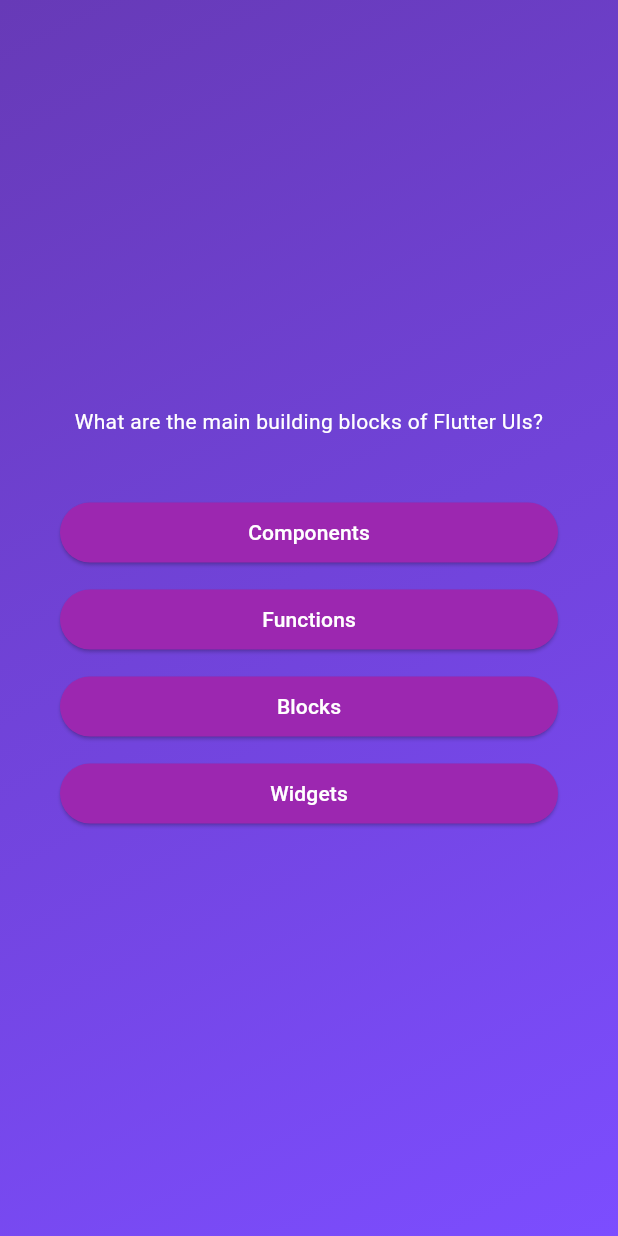
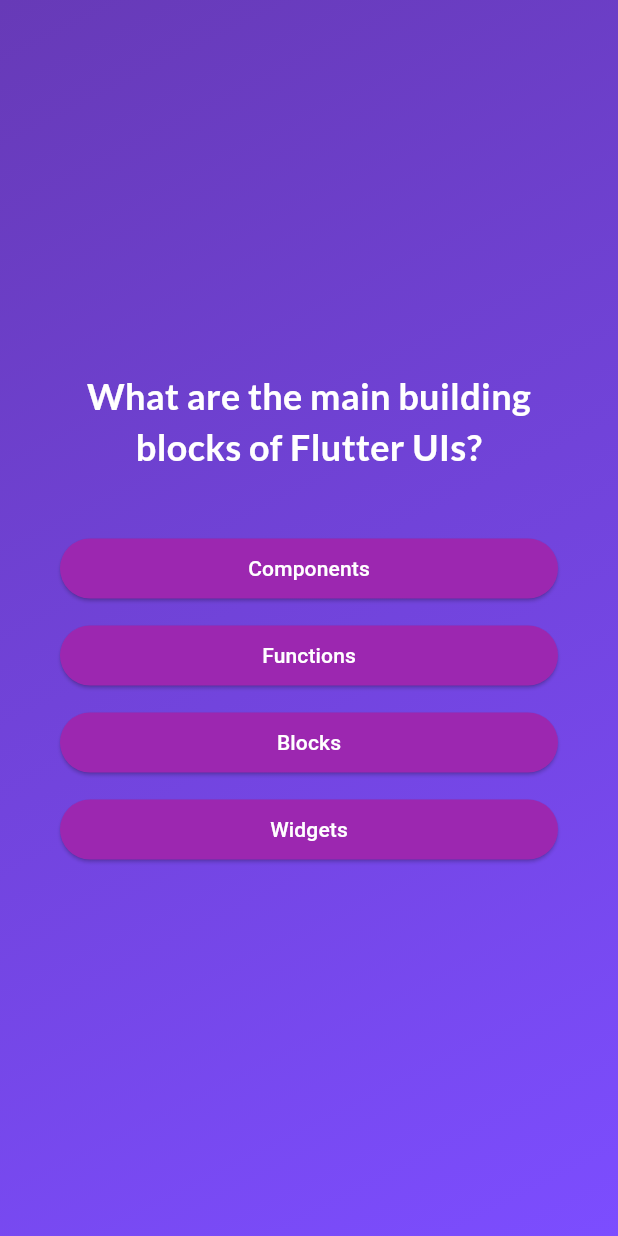
Before and after one commit to draco961/flutter_projects, a Flutter app: the screen it shows after launch, after a tap on "Start quiz", on a phone screen of 412 x 824 dp. Run offline on Flutter 3.47's test engine with Material 3 defaults, Android fonts, the phone set to English and light mode, and no system bars; our stand-ins replace google_fonts.

Commit message:
77. Using Third-Party Packages & Adding Google Fonts

```diff
--- a/adv_basics/lib/answer_button.dart
+++ b/adv_basics/lib/answer_button.dart
@@ -20,7 +20,7 @@
         foregroundColor: Colors.white,
         shape: RoundedRectangleBorder(borderRadius: BorderRadiusGeometry.circular(40))
       ),
-      child: Text(answerText),
+      child: Text(answerText, ),
     );
   }
 }
--- a/adv_basics/lib/question_screen.dart
+++ b/adv_basics/lib/question_screen.dart
@@ -1,6 +1,8 @@
 import 'package:adv_basics/answer_button.dart';
 import 'package:adv_basics/data/questions.dart';
 import 'package:flutter/material.dart';
+import 'package:google_fonts/google_fonts.dart';
+
 
 class QuestionsScreen extends StatefulWidget {
   const QuestionsScreen({super.key});
@@ -35,7 +37,11 @@
           children: [
             Text(
               currentQuestion.text,
-              style: TextStyle(color: Colors.white),
+              style: GoogleFonts.lato(
+                color: Colors.white,
+                fontSize: 24,
+                fontWeight: FontWeight.bold
+              ),
               textAlign: TextAlign.center,
             ),
             SizedBox(height: 20),
--- a/adv_basics/pubspec.yaml
+++ b/adv_basics/pubspec.yaml
@@ -34,6 +34,7 @@
   # The following adds the Cupertino Icons font to your application.
   # Use with the CupertinoIcons class for iOS style icons.
   cupertino_icons: ^1.0.8
+  google_fonts: ^8.0.2
 
 dev_dependencies:
   flutter_test:
```
Also changed, not shown: adv_basics/pubspec.lock.
